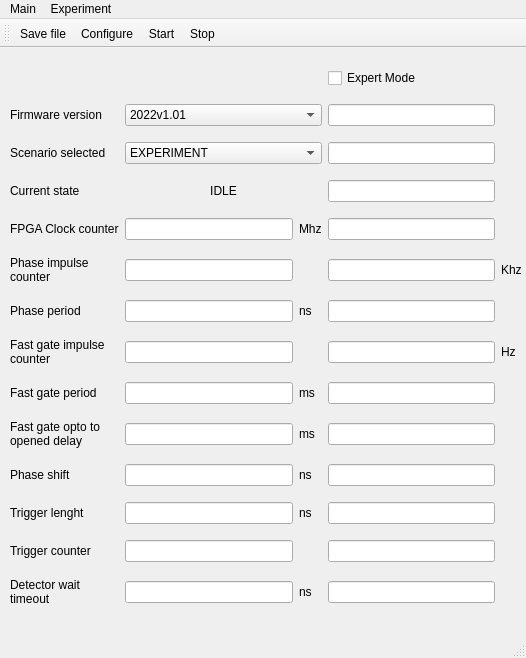
Above: synchronization_block/mainwindow.ui from gergler/synchronization-block-software before the change. Below: the same form after it.
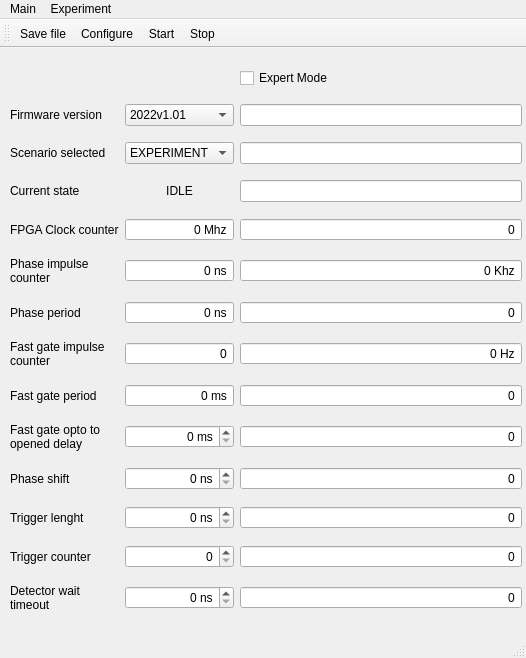
That is the form after the change. Icons and pictures are not drawn.

Commit message: JSON file, spinbox

Diff of the .ui file:
```diff
--- a/synchronization_block/mainwindow.ui
+++ b/synchronization_block/mainwindow.ui
@@ -45,34 +45,64 @@
      <property name="sizeConstraint">
       <enum>QLayout::SetDefaultConstraint</enum>
      </property>
-     <item row="17" column="1">
-      <widget class="QLineEdit" name="trigger_lenght_line_edit"/>
+     <item row="2" column="1" colspan="2">
+      <widget class="QComboBox" name="firmware_version_combobox">
+       <item>
+        <property name="text">
+         <string>2022v1.01</string>
+        </property>
+       </item>
+      </widget>
      </item>
-     <item row="19" column="2">
-      <widget class="QLabel" name="label_2">
-       <property name="text">
-        <string>ns</string>
+     <item row="12" column="1" colspan="2">
+      <widget class="QSpinBox" name="spinBox_8">
+       <property name="alignment">
+        <set>Qt::AlignRight|Qt::AlignTrailing|Qt::AlignVCenter</set>
        </property>
+       <property name="buttonSymbols">
+        <enum>QAbstractSpinBox::NoButtons</enum>
+       </property>
+       <property name="suffix">
+        <string> ns</string>
+       </property>
       </widget>
      </item>
-     <item row="19" column="1">
-      <widget class="QLineEdit" name="detector_wait_timeout_line_edit"/>
-     </item>
-     <item row="13" column="1">
-      <widget class="QLineEdit" name="fg_impulse_counter_line_edit"/>
-     </item>
-     <item row="0" column="3">
-      <widget class="QCheckBox" name="expert_mode_checkbox">
+     <item row="13" column="0">
+      <widget class="QLabel" name="fg_impulse_counter_label">
        <property name="text">
-        <string>Expert Mode</string>
+        <string>Fast gate impulse
+counter</string>
        </property>
       </widget>
      </item>
-     <item row="15" column="1">
-      <widget class="QLineEdit" name="fg_opto_to_opened_delay_line_edit"/>
+     <item row="13" column="1" colspan="2">
+      <widget class="QSpinBox" name="spinBox_7">
+       <property name="alignment">
+        <set>Qt::AlignRight|Qt::AlignTrailing|Qt::AlignVCenter</set>
+       </property>
+       <property name="buttonSymbols">
+        <enum>QAbstractSpinBox::NoButtons</enum>
+       </property>
+       <property name="suffix">
+        <string/>
+       </property>
+      </widget>
      </item>
-     <item row="12" column="3">
-      <widget class="QLineEdit" name="raw_phase_period_line_edit"/>
+     <item row="5" column="3">
+      <widget class="QLineEdit" name="scenario_line_edit"/>
+     </item>
+     <item row="11" column="1" colspan="2">
+      <widget class="QSpinBox" name="spinBox_9">
+       <property name="alignment">
+        <set>Qt::AlignRight|Qt::AlignTrailing|Qt::AlignVCenter</set>
+       </property>
+       <property name="buttonSymbols">
+        <enum>QAbstractSpinBox::NoButtons</enum>
+       </property>
+       <property name="suffix">
+        <string> ns</string>
+       </property>
+      </widget>
      </item>
      <item row="6" column="1" colspan="2">
       <widget class="QLabel" name="current_state">
@@ -93,49 +123,16 @@
        </property>
       </widget>
      </item>
-     <item row="14" column="3">
-      <widget class="QLineEdit" name="raw_fg_period_line_edit"/>
-     </item>
-     <item row="13" column="0">
-      <widget class="QLabel" name="fg_impulse_counter_label">
-       <property name="text">
-        <string>Fast gate impulse
-counter</string>
+     <item row="10" column="1" colspan="2">
+      <widget class="QSpinBox" name="spinBox_10">
+       <property name="alignment">
+        <set>Qt::AlignRight|Qt::AlignTrailing|Qt::AlignVCenter</set>
        </property>
-      </widget>
-     </item>
-     <item row="2" column="3">
-      <widget class="QLineEdit" name="firmware_version_line_edit"/>
-     </item>
-     <item row="16" column="2">
-      <widget class="QLabel" name="label_4">
-       <property name="text">
-        <string>ns</string>
+       <property name="buttonSymbols">
+        <enum>QAbstractSpinBox::NoButtons</enum>
        </property>
-      </widget>
-     </item>
-     <item row="2" column="0">
-      <widget class="QLabel" name="firmware_version_label">
-       <property name="text">
-        <string>Firmware version</string>
-       </property>
-      </widget>
-     </item>
-     <item row="11" column="0">
-      <widget class="QLabel" name="phase_impulse_counter_label">
-       <property name="text">
-        <string>Phase impulse
-counter</string>
-       </property>
-      </widget>
-     </item>
-     <item row="10" column="1">
-      <widget class="QLineEdit" name="fpga_clock_counter_line_edit">
-       <property name="sizePolicy">
-        <sizepolicy hsizetype="Expanding" vsizetype="Fixed">
-         <horstretch>0</horstretch>
-         <verstretch>0</verstretch>
-        </sizepolicy>
+       <property name="suffix">
+        <string> Mhz</string>
        </property>
       </widget>
      </item>
@@ -146,38 +143,97 @@
        </property>
       </widget>
      </item>
-     <item row="2" column="1" colspan="2">
-      <widget class="QComboBox" name="firmware_version_combobox">
-       <item>
-        <property name="text">
-         <string>2022v1.01</string>
-        </property>
-       </item>
-      </widget>
-     </item>
      <item row="19" column="3">
-      <widget class="QLineEdit" name="raw_detector_wait_timeout_line_edit"/>
+      <widget class="QSpinBox" name="spinBox_11">
+       <property name="alignment">
+        <set>Qt::AlignRight|Qt::AlignTrailing|Qt::AlignVCenter</set>
+       </property>
+       <property name="buttonSymbols">
+        <enum>QAbstractSpinBox::NoButtons</enum>
+       </property>
+       <property name="suffix">
+        <string/>
+       </property>
+      </widget>
      </item>
-     <item row="18" column="1">
-      <widget class="QLineEdit" name="trigger_counter_line_edit"/>
+     <item row="13" column="3">
+      <widget class="QSpinBox" name="spinBox_17">
+       <property name="alignment">
+        <set>Qt::AlignRight|Qt::AlignTrailing|Qt::AlignVCenter</set>
+       </property>
+       <property name="buttonSymbols">
+        <enum>QAbstractSpinBox::NoButtons</enum>
+       </property>
+       <property name="suffix">
+        <string> Hz</string>
+       </property>
+      </widget>
      </item>
-     <item row="12" column="2">
-      <widget class="QLabel" name="label_7">
+     <item row="14" column="0">
+      <widget class="QLabel" name="fg_period_label">
        <property name="text">
-        <string>ns</string>
+        <string>Fast gate period</string>
        </property>
       </widget>
      </item>
-     <item row="6" column="3">
-      <widget class="QLineEdit" name="current_state_line_edit"/>
+     <item row="16" column="1" colspan="2">
+      <widget class="QSpinBox" name="spinBox_4">
+       <property name="alignment">
+        <set>Qt::AlignRight|Qt::AlignTrailing|Qt::AlignVCenter</set>
+       </property>
+       <property name="suffix">
+        <string> ns</string>
+       </property>
+      </widget>
      </item>
-     <item row="6" column="0">
-      <widget class="QLabel" name="current_state_label">
+     <item row="5" column="0">
+      <widget class="QLabel" name="scenario_label">
        <property name="text">
-        <string>Current state</string>
+        <string>Scenario selected</string>
        </property>
       </widget>
      </item>
+     <item row="10" column="0">
+      <widget class="QLabel" name="fpga_clock_counter_label">
+       <property name="text">
+        <string>FPGA Clock counter</string>
+       </property>
+      </widget>
+     </item>
+     <item row="14" column="3">
+      <widget class="QSpinBox" name="spinBox_16">
+       <property name="alignment">
+        <set>Qt::AlignRight|Qt::AlignTrailing|Qt::AlignVCenter</set>
+       </property>
+       <property name="buttonSymbols">
+        <enum>QAbstractSpinBox::NoButtons</enum>
+       </property>
+       <property name="suffix">
+        <string/>
+       </property>
+      </widget>
+     </item>
+     <item row="17" column="1" colspan="2">
+      <widget class="QSpinBox" name="spinBox_2">
+       <property name="alignment">
+        <set>Qt::AlignRight|Qt::AlignTrailing|Qt::AlignVCenter</set>
+       </property>
+       <property name="suffix">
+        <string> ns</string>
+       </property>
+      </widget>
+     </item>
+     <item row="11" column="0">
+      <widget class="QLabel" name="phase_impulse_counter_label">
+       <property name="text">
+        <string>Phase impulse
+counter</string>
+       </property>
+      </widget>
+     </item>
+     <item row="2" column="3">
+      <widget class="QLineEdit" name="firmware_version_line_edit"/>
+     </item>
      <item row="5" column="1" colspan="2">
       <widget class="QComboBox" name="scenario_combobox">
        <item>
@@ -190,30 +246,38 @@
          <string>CALIBRATION</string>
         </property>
        </item>
-       <item>
-        <property name="text">
-         <string>CALIBRATION INF</string>
-        </property>
-       </item>
       </widget>
      </item>
-     <item row="14" column="1">
-      <widget class="QLineEdit" name="fg_period_line_edit"/>
-     </item>
-     <item row="12" column="0">
-      <widget class="QLabel" name="phase_period_label">
+     <item row="16" column="0">
+      <widget class="QLabel" name="phase_shift_label">
        <property name="text">
-        <string>Phase period </string>
+        <string>Phase shift</string>
        </property>
       </widget>
      </item>
-     <item row="15" column="3">
-      <widget class="QLineEdit" name="raw_fg_opto_to_opened_delay_line_edit"/>
+     <item row="14" column="1" colspan="2">
+      <widget class="QSpinBox" name="spinBox_6">
+       <property name="alignment">
+        <set>Qt::AlignRight|Qt::AlignTrailing|Qt::AlignVCenter</set>
+       </property>
+       <property name="buttonSymbols">
+        <enum>QAbstractSpinBox::NoButtons</enum>
+       </property>
+       <property name="suffix">
+        <string> ms</string>
+       </property>
+      </widget>
      </item>
-     <item row="14" column="0">
-      <widget class="QLabel" name="fg_period_label">
-       <property name="text">
-        <string>Fast gate period</string>
+     <item row="18" column="3">
+      <widget class="QSpinBox" name="spinBox_12">
+       <property name="alignment">
+        <set>Qt::AlignRight|Qt::AlignTrailing|Qt::AlignVCenter</set>
+       </property>
+       <property name="buttonSymbols">
+        <enum>QAbstractSpinBox::NoButtons</enum>
+       </property>
+       <property name="suffix">
+        <string/>
        </property>
       </widget>
      </item>
@@ -224,17 +288,112 @@
        </property>
       </widget>
      </item>
-     <item row="17" column="2">
-      <widget class="QLabel" name="label_3">
+     <item row="12" column="3">
+      <widget class="QSpinBox" name="spinBox_18">
+       <property name="alignment">
+        <set>Qt::AlignRight|Qt::AlignTrailing|Qt::AlignVCenter</set>
+       </property>
+       <property name="buttonSymbols">
+        <enum>QAbstractSpinBox::NoButtons</enum>
+       </property>
+       <property name="suffix">
+        <string/>
+       </property>
+      </widget>
+     </item>
+     <item row="6" column="0">
+      <widget class="QLabel" name="current_state_label">
        <property name="text">
-        <string>ns</string>
+        <string>Current state</string>
        </property>
       </widget>
      </item>
-     <item row="5" column="0">
-      <widget class="QLabel" name="scenario_label">
+     <item row="15" column="3">
+      <widget class="QSpinBox" name="spinBox_15">
+       <property name="alignment">
+        <set>Qt::AlignRight|Qt::AlignTrailing|Qt::AlignVCenter</set>
+       </property>
+       <property name="buttonSymbols">
+        <enum>QAbstractSpinBox::NoButtons</enum>
+       </property>
+       <property name="suffix">
+        <string/>
+       </property>
+      </widget>
+     </item>
+     <item row="6" column="3">
+      <widget class="QLineEdit" name="current_state_line_edit"/>
+     </item>
+     <item row="12" column="0">
+      <widget class="QLabel" name="phase_period_label">
        <property name="text">
-        <string>Scenario selected</string>
+        <string>Phase period </string>
+       </property>
+      </widget>
+     </item>
+     <item row="15" column="1" colspan="2">
+      <widget class="QSpinBox" name="spinBox_5">
+       <property name="alignment">
+        <set>Qt::AlignRight|Qt::AlignTrailing|Qt::AlignVCenter</set>
+       </property>
+       <property name="suffix">
+        <string> ms</string>
+       </property>
+      </widget>
+     </item>
+     <item row="2" column="0">
+      <widget class="QLabel" name="firmware_version_label">
+       <property name="text">
+        <string>Firmware version</string>
+       </property>
+      </widget>
+     </item>
+     <item row="17" column="3">
+      <widget class="QSpinBox" name="spinBox_13">
+       <property name="alignment">
+        <set>Qt::AlignRight|Qt::AlignTrailing|Qt::AlignVCenter</set>
+       </property>
+       <property name="buttonSymbols">
+        <enum>QAbstractSpinBox::NoButtons</enum>
+       </property>
+       <property name="suffix">
+        <string/>
+       </property>
+      </widget>
+     </item>
+     <item row="19" column="1" colspan="2">
+      <widget class="QSpinBox" name="spinBox">
+       <property name="alignment">
+        <set>Qt::AlignRight|Qt::AlignTrailing|Qt::AlignVCenter</set>
+       </property>
+       <property name="suffix">
+        <string> ns</string>
+       </property>
+      </widget>
+     </item>
+     <item row="10" column="3">
+      <widget class="QSpinBox" name="spinBox_20">
+       <property name="alignment">
+        <set>Qt::AlignRight|Qt::AlignTrailing|Qt::AlignVCenter</set>
+       </property>
+       <property name="buttonSymbols">
+        <enum>QAbstractSpinBox::NoButtons</enum>
+       </property>
+       <property name="suffix">
+        <string/>
+       </property>
+      </widget>
+     </item>
+     <item row="11" column="3">
+      <widget class="QSpinBox" name="spinBox_19">
+       <property name="alignment">
+        <set>Qt::AlignRight|Qt::AlignTrailing|Qt::AlignVCenter</set>
+       </property>
+       <property name="buttonSymbols">
+        <enum>QAbstractSpinBox::NoButtons</enum>
+       </property>
+       <property name="suffix">
+        <string> Khz</string>
        </property>
       </widget>
      </item>
@@ -246,65 +405,33 @@
        </property>
       </widget>
      </item>
-     <item row="13" column="3">
-      <widget class="QLineEdit" name="raw_fg_impulse_counter_line_edit"/>
-     </item>
-     <item row="17" column="3">
-      <widget class="QLineEdit" name="raw_trigger_lenght_line_edit"/>
-     </item>
-     <item row="11" column="1">
-      <widget class="QLineEdit" name="phase_impulse_counter_line_edit"/>
-     </item>
-     <item row="16" column="1">
-      <widget class="QLineEdit" name="phase_shift_line_edit"/>
-     </item>
      <item row="16" column="3">
-      <widget class="QLineEdit" name="raw_phase_shift_line_edit"/>
-     </item>
-     <item row="12" column="1">
-      <widget class="QLineEdit" name="phase_period_line_edit"/>
-     </item>
-     <item row="5" column="3">
-      <widget class="QLineEdit" name="scenario_line_edit"/>
-     </item>
-     <item row="14" column="2">
-      <widget class="QLabel" name="label_6">
-       <property name="text">
-        <string>ms</string>
+      <widget class="QSpinBox" name="spinBox_14">
+       <property name="alignment">
+        <set>Qt::AlignRight|Qt::AlignTrailing|Qt::AlignVCenter</set>
        </property>
-      </widget>
-     </item>
-     <item row="15" column="2">
-      <widget class="QLabel" name="label_5">
-       <property name="text">
-        <string>ms</string>
+       <property name="buttonSymbols">
+        <enum>QAbstractSpinBox::NoButtons</enum>
        </property>
-      </widget>
-     </item>
-     <item row="16" column="0">
-      <widget class="QLabel" name="phase_shift_label">
-       <property name="text">
-        <string>Phase shift</string>
+       <property name="suffix">
+        <string/>
        </property>
       </widget>
      </item>
-     <item row="10" column="3">
-      <widget class="QLineEdit" name="raw_fpga_clock_counter_line_edit">
-       <property name="sizePolicy">
-        <sizepolicy hsizetype="Preferred" vsizetype="Fixed">
-         <horstretch>0</horstretch>
-         <verstretch>0</verstretch>
-        </sizepolicy>
+     <item row="18" column="1" colspan="2">
+      <widget class="QSpinBox" name="spinBox_3">
+       <property name="alignment">
+        <set>Qt::AlignRight|Qt::AlignTrailing|Qt::AlignVCenter</set>
        </property>
+       <property name="suffix">
+        <string/>
+       </property>
       </widget>
      </item>
-     <item row="18" column="3">
-      <widget class="QLineEdit" name="raw_trigger_counter_line_edit"/>
-     </item>
-     <item row="10" column="0">
-      <widget class="QLabel" name="fpga_clock_counter_label">
+     <item row="0" column="3">
+      <widget class="QCheckBox" name="expert_mode_checkbox">
        <property name="text">
-        <string>FPGA Clock counter</string>
+        <string>Expert Mode</string>
        </property>
       </widget>
      </item>
@@ -316,30 +443,6 @@
        </property>
       </widget>
      </item>
-     <item row="11" column="3">
-      <widget class="QLineEdit" name="raw_phase_impulse_counter_line_edit"/>
-     </item>
-     <item row="10" column="2">
-      <widget class="QLabel" name="label_8">
-       <property name="text">
-        <string>Mhz</string>
-       </property>
-      </widget>
-     </item>
-     <item row="11" column="4">
-      <widget class="QLabel" name="label_9">
-       <property name="text">
-        <string>Khz</string>
-       </property>
-      </widget>
-     </item>
-     <item row="13" column="4">
-      <widget class="QLabel" name="label">
-       <property name="text">
-        <string>Hz</string>
-       </property>
-      </widget>
-     </item>
     </layout>
    </widget>
   </widget>
```
The commit also changes 1 other file.
